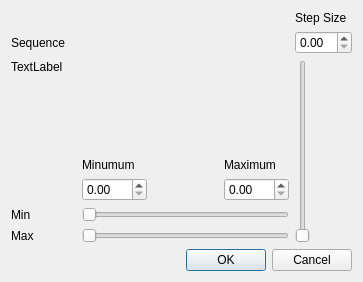
First picture: the form in src/rangestepdlg.ui, repository AdamMajer/bshouty-lung-model, before the edit.
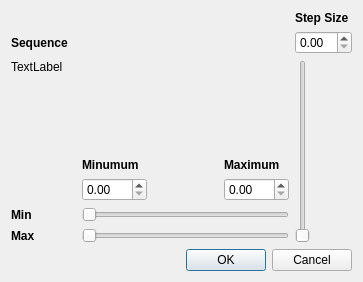
Second picture: the form after the edit.

Diff of the .ui file:
```diff
--- a/src/rangestepdlg.ui
+++ b/src/rangestepdlg.ui
@@ -42,6 +42,12 @@
    </item>
    <item row="4" column="1">
     <widget class="QLabel" name="label_2">
+     <property name="font">
+      <font>
+       <weight>75</weight>
+       <bold>true</bold>
+      </font>
+     </property>
      <property name="text">
       <string>Minumum</string>
      </property>
@@ -49,6 +55,12 @@
    </item>
    <item row="4" column="3">
     <widget class="QLabel" name="label_3">
+     <property name="font">
+      <font>
+       <weight>75</weight>
+       <bold>true</bold>
+      </font>
+     </property>
      <property name="text">
       <string>Maximum</string>
      </property>
@@ -79,6 +91,12 @@
    </item>
    <item row="2" column="0" colspan="4">
     <widget class="QLabel" name="label_4">
+     <property name="font">
+      <font>
+       <weight>75</weight>
+       <bold>true</bold>
+      </font>
+     </property>
      <property name="text">
       <string>Sequence</string>
      </property>
@@ -86,6 +104,12 @@
    </item>
    <item row="1" column="4">
     <widget class="QLabel" name="label">
+     <property name="font">
+      <font>
+       <weight>75</weight>
+       <bold>true</bold>
+      </font>
+     </property>
      <property name="text">
       <string>Step Size</string>
      </property>
@@ -100,6 +124,12 @@
    </item>
    <item row="6" column="0">
     <widget class="QLabel" name="label_5">
+     <property name="font">
+      <font>
+       <weight>75</weight>
+       <bold>true</bold>
+      </font>
+     </property>
      <property name="text">
       <string>Min</string>
      </property>
@@ -107,6 +137,12 @@
    </item>
    <item row="7" column="0">
     <widget class="QLabel" name="label_6">
+     <property name="font">
+      <font>
+       <weight>75</weight>
+       <bold>true</bold>
+      </font>
+     </property>
      <property name="text">
       <string>Max</string>
      </property>
```
